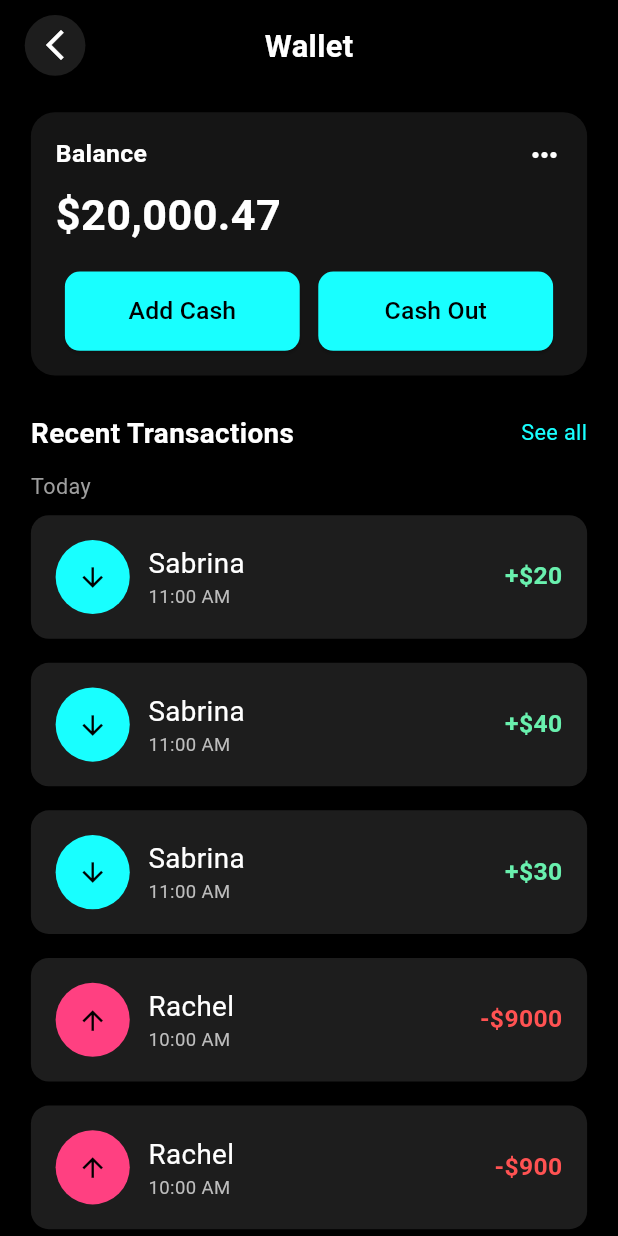
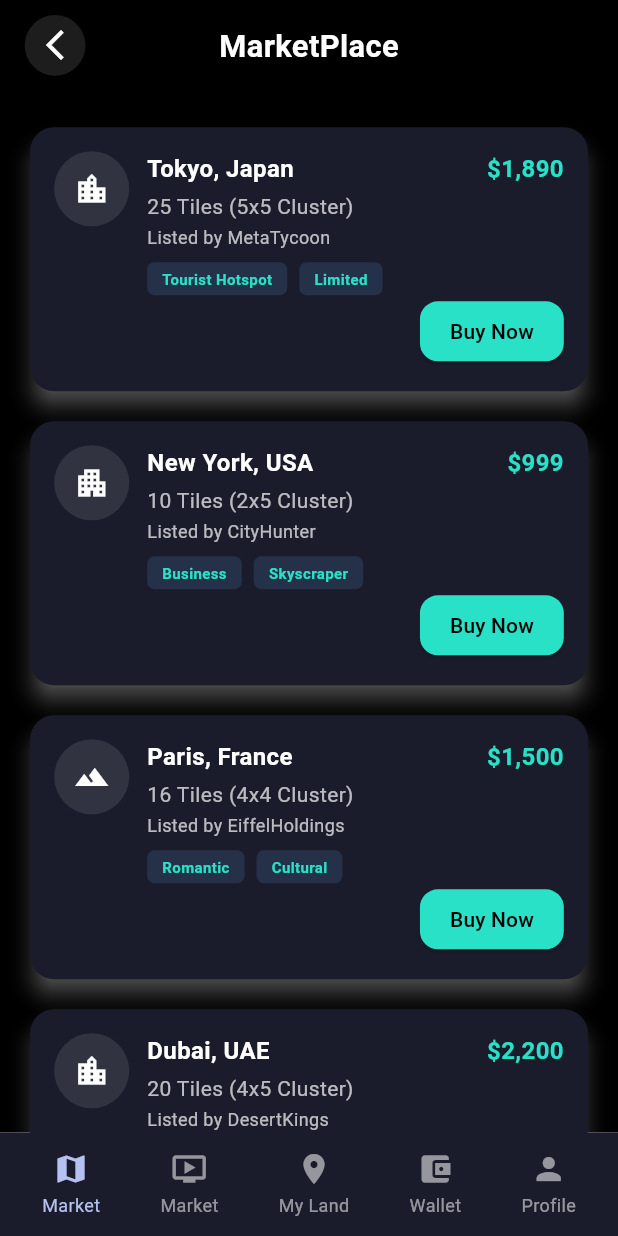
Before and after one commit to Umair-Amjad-Ali/syntic_earth, a Flutter app: the screen it shows after launch, on a phone screen of 412 x 824 dp. Run offline on Flutter 3.47's test engine with Material 3 defaults, Android fonts, the phone set to English and light mode, and no system bars; our stand-ins replace flutter_otp_text_field, flutter_svg, get.

Commit message:
bottom nav bar and market screen completed

```diff
--- a/lib/controllers/textfield_controller.dart
+++ b/lib/controllers/textfield_controller.dart
@@ -5,6 +5,7 @@ class TextfieldController extends GetxController {
   var isConfirmPasswordVisibility = false.obs;
   var checkBoxValue = true.obs;
   var isPasswordsMatching = false.obs;
+  var selectedIndex = 0.obs;
   void togglePasswordVisibility() {
     isPasswordVisible.value = !isPasswordVisible.value;
   }
--- a/lib/main.dart
+++ b/lib/main.dart
@@ -1,5 +1,8 @@
 import 'package:flutter/material.dart';
-import 'package:syntic_earth/views/screens/wallet/wallet_management.dart';
+import 'package:syntic_earth/views/screens/home_screen.dart';
+// import 'package:syntic_earth/views/screens/marketplace_screen.dart';
+// import 'package:syntic_earth/views/screens/onboarding/welcome_screen.dart';
+// import 'package:syntic_earth/views/screens/wallet/wallet_management.dart';
 
 void main() {
   runApp(const MyApp());
@@ -13,7 +16,7 @@ class MyApp extends StatelessWidget {
   Widget build(BuildContext context) {
     return MaterialApp(
       debugShowCheckedModeBanner: false,
-      home: WalletManagement(), // Change this to your desired screen
+      home: HomeScreen(), // Change this to your desired screen
     );
   }
 }
--- /dev/null
+++ b/lib/views/screens/home_screen.dart
@@ -0,0 +1,76 @@
+import 'package:flutter/material.dart';
+import 'package:get/get.dart';
+import 'package:syntic_earth/controllers/textfield_controller.dart';
+import 'package:syntic_earth/views/screens/marketplace_screen.dart';
+import 'package:syntic_earth/views/screens/wallet/transfer_management.dart';
+import 'package:syntic_earth/views/screens/wallet/wallet_management.dart';
+import 'package:syntic_earth/views/widgets/custom_bottom_navbar.dart';
+
+class HomeScreen extends StatelessWidget {
+  HomeScreen({super.key});
+
+  final TextfieldController textfieldController = Get.put(
+    TextfieldController(),
+  );
+
+  final List _screens = [
+    MarketplaceScreen(),
+    WalletManagement(),
+    TransferScreen(),
+    WalletManagement(),
+    MarketplaceScreen(),
+  ];
+  @override
+  Widget build(BuildContext context) {
+    return Scaffold(
+      body: Obx(() => _screens[textfieldController.selectedIndex.value]),
+      bottomNavigationBar: Obx(
+        () => CustomBottomNavbar(
+          selectedIndex: textfieldController.selectedIndex.value,
+          onTap: (index) {
+            textfieldController.selectedIndex.value = index;
+          },
+        ),
+      ),
+    );
+  }
+}
+
+// import 'package:flutter/material.dart';
+// import 'package:get/get.dart';
+// import 'package:syntic_earth/controllers/textfield_controller.dart';
+// import 'package:syntic_earth/views/screens/marketplace_screen.dart';
+// import 'package:syntic_earth/views/screens/wallet/transfer_management.dart';
+// import 'package:syntic_earth/views/screens/wallet/wallet_management.dart';
+// import 'package:syntic_earth/views/widgets/custom_bottom_navbar.dart';
+
+// class HomeScreen extends StatelessWidget {
+//   HomeScreen({super.key});
+
+//   final TextfieldController textfieldController = Get.put(
+//     TextfieldController(),
+//   );
+
+//   final List _screens = [
+//     MarketplaceScreen(),
+//     WalletManagement(),
+//     TransferScreen(),
+//     WalletManagement(),
+//     MarketplaceScreen(),
+//   ];
+
+//   @override
+//   Widget build(BuildContext context) {
+//     return Scaffold(
+//       body: _screens[textfieldController.selectedIndex.value],
+//       bottomNavigationBar: Obx(
+//         () => CustomBottomNavbar(
+//           selectedIndex: _screens[textfieldController.selectedIndex.value],
+//           onTap: (index) {
+//             textfieldController.selectedIndex.value = index;
+//           },
+//         ),
+//       ),
+//     );
+//   }
+// }
--- /dev/null
+++ b/lib/views/screens/marketplace_screen.dart
@@ -0,0 +1,136 @@
+import 'package:flutter/material.dart';
+import 'package:get/get.dart';
+import 'package:syntic_earth/controllers/textfield_controller.dart';
+// import 'package:syntic_earth/views/screens/wallet/transfer_management.dart';
+// import 'package:syntic_earth/views/screens/wallet/wallet_management.dart';
+import 'package:syntic_earth/views/widgets/appbar/custom_wallet_appBar.dart';
+// import 'package:syntic_earth/views/widgets/custom_bottom_navbar.dart';
+import 'package:syntic_earth/views/widgets/marketplace_card.dart';
+
+class MarketplaceScreen extends StatelessWidget {
+  MarketplaceScreen({super.key});
+  final TextfieldController textfieldController = Get.put(
+    TextfieldController(),
+  );
+
+  //   final List<Widget> _screens = [
+  //   MarketplaceScreen(),
+  //   WalletManagement(),
+  //   TransferScreen(),
+  //   WalletManagement(),
+  //   MarketplaceScreen(),
+  // ];
+
+  final List<Map<String, dynamic>> marketplaceData = [
+    {
+      "location": "Tokyo, Japan",
+      "tiles": "25 Tiles (5x5 Cluster)",
+      "listedBy": "Listed by MetaTycoon",
+      "price": "\$1,890",
+      "tags": ["Tourist Hotspot", "Limited"],
+      "icon": Icons.location_city,
+    },
+    {
+      "location": "New York, USA",
+      "tiles": "10 Tiles (2x5 Cluster)",
+      "listedBy": "Listed by CityHunter",
+      "price": "\$999",
+      "tags": ["Business", "Skyscraper"],
+      "icon": Icons.apartment,
+    },
+    {
+      "location": "Paris, France",
+      "tiles": "16 Tiles (4x4 Cluster)",
+      "listedBy": "Listed by EiffelHoldings",
+      "price": "\$1,500",
+      "tags": ["Romantic", "Cultural"],
+      "icon": Icons.landscape,
+    },
+    {
+      "location": "Dubai, UAE",
+      "tiles": "20 Tiles (4x5 Cluster)",
+      "listedBy": "Listed by DesertKings",
+      "price": "\$2,200",
+      "tags": ["Luxury", "Skyline"],
+      "icon": Icons.location_city_outlined,
+    },
+    {
+      "location": "London, UK",
+      "tiles": "12 Tiles (3x4 Cluster)",
+      "listedBy": "Listed by RoyalAssets",
+      "price": "\$1,250",
+      "tags": ["Historic", "Financial Hub"],
+      "icon": Icons.castle,
+    },
+    {
+      "location": "Berlin, Germany",
+      "tiles": "15 Tiles (3x5 Cluster)",
+      "listedBy": "Listed by UrbanCore",
+      "price": "\$1,100",
+      "tags": ["Urban", "Modern"],
+      "icon": Icons.domain,
+    },
+    {
+      "location": "Singapore",
+      "tiles": "18 Tiles (3x6 Cluster)",
+      "listedBy": "Listed by IslandTech",
+      "price": "\$1,750",
+      "tags": ["Smart City", "Clean"],
+      "icon": Icons.device_hub,
+    },
+    {
+      "location": "Sydney, Australia",
+      "tiles": "22 Tiles (4x5 Cluster)",
+      "listedBy": "Listed by HarborEstate",
+      "price": "\$1,620",
+      "tags": ["Seaside", "Popular"],
+      "icon": Icons.beach_access,
+    },
+  ];
+
+  @override
+  Widget build(BuildContext context) {
+    final size = MediaQuery.of(context).size;
+    final width = size.width;
+    final height = size.height;
+    return Scaffold(
+      backgroundColor: Colors.black,
+      body: Column(
+        children: [
+          CustomWalletAppBar(
+            title: "MarketPlace",
+            iconData: Icon(Icons.arrow_back_ios_new, color: Colors.white),
+          ),
+          SizedBox(height: height * 0.015),
+          Expanded(
+            child: Padding(
+              padding: EdgeInsets.symmetric(horizontal: width * 0.01),
+              child: ListView.builder(
+                itemCount: marketplaceData.length,
+                itemBuilder: (context, index) {
+                  final data = marketplaceData[index];
+                  return MarketplaceCard(
+                    location: data["location"],
+                    tiles: data["tiles"],
+                    listedBy: data["listedBy"],
+                    price: data["price"],
+                    tags: data["tags"],
+                    icon: data["icon"],
+                  );
+                },
+              ),
+            ),
+          ),
+        ],
+      ),
+      // bottomNavigationBar: Obx(
+      //   () => CustomBottomNavbar(
+      //     selectedIndex: textfieldController.selectedIndex.value,
+      //     onTap: (index) {
+      //       textfieldController.selectedIndex.value = index;
+      //     },
+      //   ),
+      // ),
+    );
+  }
+}
--- /dev/null
+++ b/lib/views/widgets/custom_bottom_navbar.dart
@@ -0,0 +1,60 @@
+import 'package:flutter/material.dart';
+
+class CustomBottomNavbar extends StatelessWidget {
+  final int selectedIndex;
+  final Function(int) onTap;
+
+  const CustomBottomNavbar({
+    super.key,
+    required this.selectedIndex,
+    required this.onTap,
+  });
+
+  @override
+  Widget build(BuildContext context) {
+    List<Map<String, dynamic>> items = [
+      {"icon": Icons.map, "label": "Market"},
+      {"icon": Icons.ondemand_video, "label": "Market"},
+      {"icon": Icons.location_on, "label": "My Land"},
+      {"icon": Icons.account_balance_wallet, "label": "Wallet"},
+      {"icon": Icons.person, "label": "Profile"},
+    ];
+
+    return Container(
+      decoration: const BoxDecoration(
+        color: Color(0xFF1B1C2B),
+        // borderRadius: BorderRadius.vertical(top: Radius.circular(16)),
+      ),
+      padding: const EdgeInsets.symmetric(vertical: 12, horizontal: 8),
+      child: Row(
+        mainAxisAlignment: MainAxisAlignment.spaceAround,
+        children: List.generate(items.length, (index) {
+          final item = items[index];
+          final isSelected = selectedIndex == index;
+
+          return GestureDetector(
+            onTap: () => onTap(index),
+            child: Column(
+              mainAxisSize: MainAxisSize.min,
+              children: [
+                Icon(
+                  item["icon"],
+                  color: isSelected ? const Color(0xFFB5C2F1) : Colors.white54,
+                ),
+                const SizedBox(height: 4),
+                Text(
+                  item["label"],
+                  style: TextStyle(
+                    fontSize: 12,
+                    color:
+                        isSelected ? const Color(0xFFB5C2F1) : Colors.white54,
+                  ),
+                ),
+              ],
+            ),
+          );
+        }),
+      ),
+    );
+  }
+}
--- /dev/null
+++ b/lib/views/widgets/marketplace_card.dart
@@ -0,0 +1,139 @@
+import 'package:flutter/material.dart';
+
+class MarketplaceCard extends StatelessWidget {
+  final String location;
+  final String tiles;
+  final String listedBy;
+  final String price;
+  final List<String> tags;
+  final IconData icon;
+  const MarketplaceCard({
+    super.key,
+    required this.location,
+    required this.tiles,
+    required this.listedBy,
+    required this.price,
+    required this.tags,
+    required this.icon,
+  });
+
+  @override
+  Widget build(BuildContext context) {
+    return Card(
+      elevation: 6,
+      shadowColor: Colors.white.withOpacity(0.6),
+      color: const Color(0xFF1B1C2B),
+      shape: RoundedRectangleBorder(borderRadius: BorderRadius.circular(16)),
+      margin: const EdgeInsets.symmetric(vertical: 10, horizontal: 16),
+      child: Padding(
+        padding: const EdgeInsets.all(16),
+        child: Column(
+          children: [
+            Row(
+              crossAxisAlignment: CrossAxisAlignment.start,
+              children: [
+                // Avatar/Icon
+                Container(
+                  height: 50,
+                  width: 50,
+                  decoration: BoxDecoration(
+                    color: Colors.white10,
+                    borderRadius: BorderRadius.circular(30),
+                  ),
+                  child: Icon(icon, color: Colors.white),
+                ),
+                const SizedBox(width: 12),
+
+                // Info
+                Expanded(
+                  child: Column(
+                    crossAxisAlignment: CrossAxisAlignment.start,
+                    children: [
+                      Text(
+                        location,
+                        style: TextStyle(
+                          color: Colors.white,
+                          fontSize: 16,
+                          fontWeight: FontWeight.bold,
+                        ),
+                      ),
+                      const SizedBox(height: 4),
+                      Text(
+                        tiles,
+                        style: TextStyle(color: Colors.white70, fontSize: 14),
+                      ),
+                      const SizedBox(height: 2),
+                      Text(
+                        listedBy,
+                        style: TextStyle(color: Colors.white70, fontSize: 12),
+                      ),
+                      const SizedBox(height: 8),
+
+                      // Labels
+                      Row(children: tags.map((tag) => _buildTag(tag)).toList()),
+                    ],
+                  ),
+                ),
+
+                // Price and Button
+                Column(
+                  crossAxisAlignment: CrossAxisAlignment.end,
+                  children: [
+                    Text(
+                      price,
+                      style: TextStyle(
+                        color: Color(0xFF28E1C7),
+                        fontSize: 16,
+                        fontWeight: FontWeight.bold,
+                      ),
+                    ),
+
+                    // const SizedBox(height: 16),
+                  ],
+                ),
+              ],
+            ),
+            Align(
+              alignment: Alignment.bottomRight,
+              child: ElevatedButton(
+                style: ElevatedButton.styleFrom(
+                  backgroundColor: const Color(0xFF28E1C7),
+                  shape: RoundedRectangleBorder(
+                    borderRadius: BorderRadius.circular(12),
+                  ),
+                  padding: const EdgeInsets.symmetric(horizontal: 20),
+                ),
+                onPressed: () {},
+                child: const Text(
+                  "Buy Now",
+                  style: TextStyle(color: Colors.black),
+                ),
+              ),
+            ),
+          ],
+        ),
+      ),
+    );
+  }
+
+  Widget _buildTag(String label) {
+    return Padding(
+      padding: const EdgeInsets.only(right: 8),
+      child: Container(
+        padding: const EdgeInsets.symmetric(horizontal: 10, vertical: 4),
+        decoration: BoxDecoration(
+          color: const Color(0xFF253049),
+          borderRadius: BorderRadius.circular(5),
+        ),
+        child: Text(
+          label,
+          style: const TextStyle(
+            fontSize: 10,
+            color: Color(0xFF28E1C7),
+            fontWeight: FontWeight.w600,
+          ),
+        ),
+      ),
+    );
+  }
+}
```
